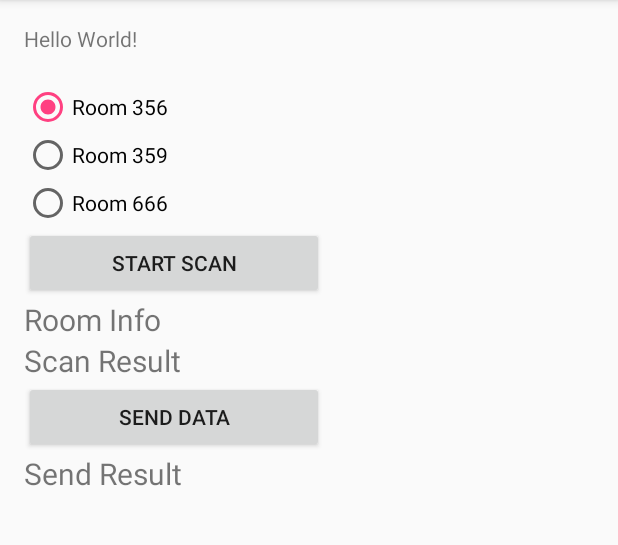
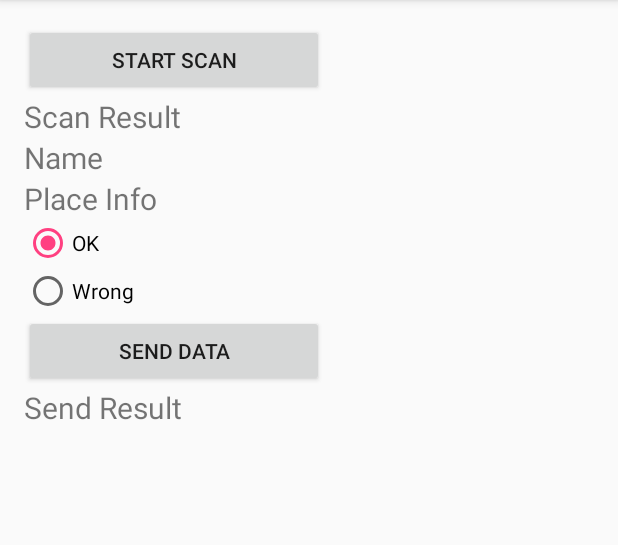
Before and after one commit to sc4brain/ManageInventory, an Android app: the screen it shows after launch (MainActivity), on a phone screen of 412 x 824 dp, the part 84-629 px from its top. Run offline under Robolectric (Android 15) with nearby library versions, the phone set to English and light mode, and no system bars; libraries missing offline, so code that uses them is left out: com.google.zxing.integration.

Commit message:
implement basic functions

```diff
--- a/android/QrReader/app/src/main/res/layout/activity_main.xml
+++ b/android/QrReader/app/src/main/res/layout/activity_main.xml
@@ -9,68 +9,15 @@
     android:paddingTop="@dimen/activity_vertical_margin"
     tools:context="com.example.nebula.qrreader.MainActivity">
 
-    <TextView
-        android:layout_width="wrap_content"
-        android:layout_height="wrap_content"
-        android:text="Hello World!"
-        android:id="@+id/textView" />
-
     <Button
         android:layout_width="wrap_content"
         android:layout_height="wrap_content"
         android:text="Start Scan"
         android:id="@+id/buttonStartCamera"
         android:width="200dp"
-        android:layout_below="@+id/radioGroup0"
         android:layout_alignParentLeft="true"
         android:layout_alignParentStart="true" />
 
-
-    <RadioGroup android:layout_height="wrap_content"
-        android:layout_width="wrap_content"
-        android:id="@+id/radioGroup0">
-        <RadioButton
-            android:layout_width="wrap_content"
-            android:layout_height="wrap_content"
-            android:text="Room 356"
-            android:id="@+id/radioButtonArea1"
-            android:layout_below="@+id/textView"
-            android:layout_alignParentLeft="true"
-            android:layout_alignParentStart="true"
-            android:layout_marginTop="39dp"
-            android:checked="true"
-            android:enabled="true" />
-
-        <RadioButton
-            android:layout_width="wrap_content"
-            android:layout_height="wrap_content"
-            android:text="Room 359"
-            android:id="@+id/radioButtonArea2"
-            android:layout_below="@+id/radioButton"
-            android:layout_alignParentLeft="true"
-            android:layout_alignParentStart="true"
-            android:checked="false" />
-
-        <RadioButton
-            android:layout_width="wrap_content"
-            android:layout_height="wrap_content"
-            android:text="Room 666"
-            android:id="@+id/radioButtonArea3"
-            android:layout_below="@+id/radioButton2"
-            android:layout_alignParentLeft="true"
-            android:layout_alignParentStart="true"
-            android:checked="false" />
-    </RadioGroup>
-
-    <TextView
-        android:layout_width="wrap_content"
-        android:layout_height="wrap_content"
-        android:text="Room Info"
-        android:id="@+id/textViewRoomData"
-        android:textSize="20dp"
-        android:layout_below="@+id/buttonStartCamera"
-        android:layout_alignParentLeft="true"
-        android:layout_alignParentStart="true" />
 
     <TextView
         android:layout_width="wrap_content"
@@ -78,10 +25,60 @@
         android:text="Scan Result"
         android:id="@+id/textViewScannedData"
         android:textSize="20dp"
-        android:layout_below="@+id/textViewRoomData"
+        android:layout_below="@+id/buttonStartCamera"
         android:layout_centerVertical="true"
         android:layout_alignParentLeft="true"
         android:layout_alignParentStart="true" />
+
+    <TextView
+        android:layout_width="wrap_content"
+        android:layout_height="wrap_content"
+        android:text="Name"
+        android:id="@+id/textViewNameData"
+        android:textSize="20dp"
+        android:layout_below="@+id/textViewScannedData"
+        android:layout_centerVertical="true"
+        android:layout_alignParentLeft="true"
+        android:layout_alignParentStart="true" />
+
+    <TextView
+        android:layout_width="wrap_content"
+        android:layout_height="wrap_content"
+        android:text="Place Info"
+        android:id="@+id/textViewRoomData"
+        android:textSize="20dp"
+        android:layout_below="@+id/textViewNameData"
+        android:layout_alignParentLeft="true"
+        android:layout_alignParentStart="true" />
+
+
+    <RadioGroup android:layout_height="wrap_content"
+        android:layout_width="wrap_content"
+        android:id="@+id/radioGroup0"
+        android:layout_below="@+id/textViewRoomData"
+        android:layout_alignParentLeft="true"
+        android:layout_alignParentStart="true">
+
+        <RadioButton
+            android:layout_width="wrap_content"
+            android:layout_height="wrap_content"
+            android:text="OK"
+            android:id="@+id/radioButtonArea1"
+            android:layout_alignParentLeft="true"
+            android:layout_alignParentStart="true"
+            android:checked="true"
+            android:enabled="true" />
+
+        <RadioButton
+            android:layout_width="wrap_content"
+            android:layout_height="wrap_content"
+            android:text="Wrong"
+            android:id="@+id/radioButtonArea2"
+            android:checked="false"
+            android:layout_alignParentLeft="true"
+            android:layout_alignParentStart="true" />
+
+    </RadioGroup>
 
     <Button
         android:layout_width="wrap_content"
@@ -89,7 +86,7 @@
         android:text="Send Data"
         android:id="@+id/buttonSendData"
         android:width="200dp"
-        android:layout_below="@+id/textViewScannedData"
+        android:layout_below="@+id/radioGroup0"
         android:layout_alignParentLeft="true"
         android:layout_alignParentStart="true" />
 
@@ -104,4 +101,5 @@
         android:layout_alignParentStart="true"
         android:maxHeight="300dp" />
 
+
 </RelativeLayout>
```
